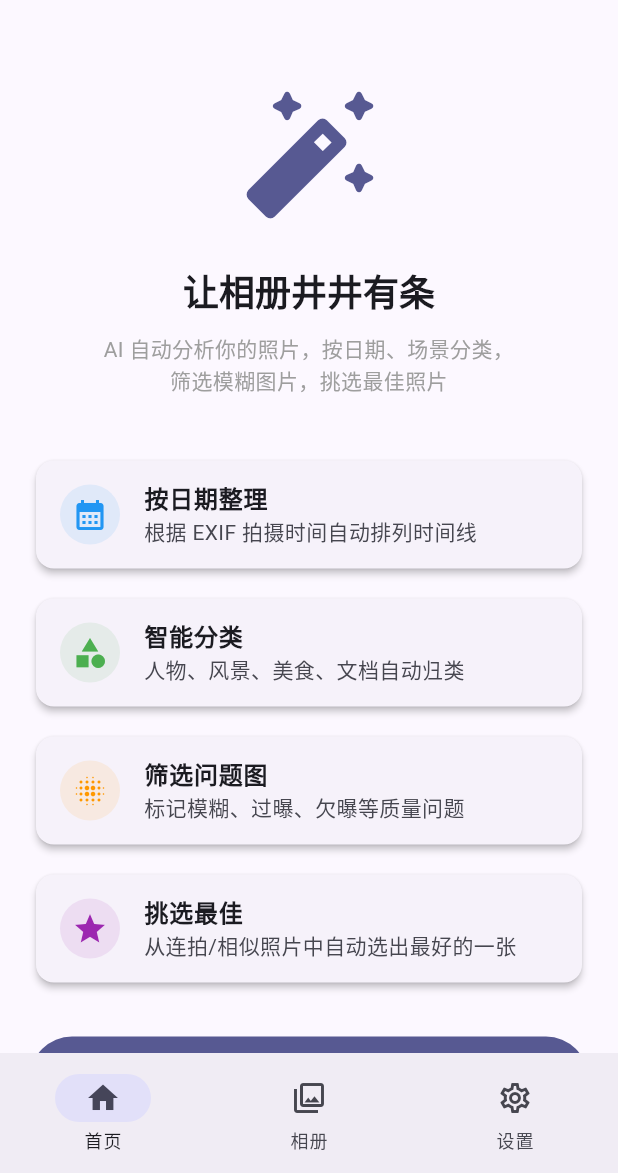
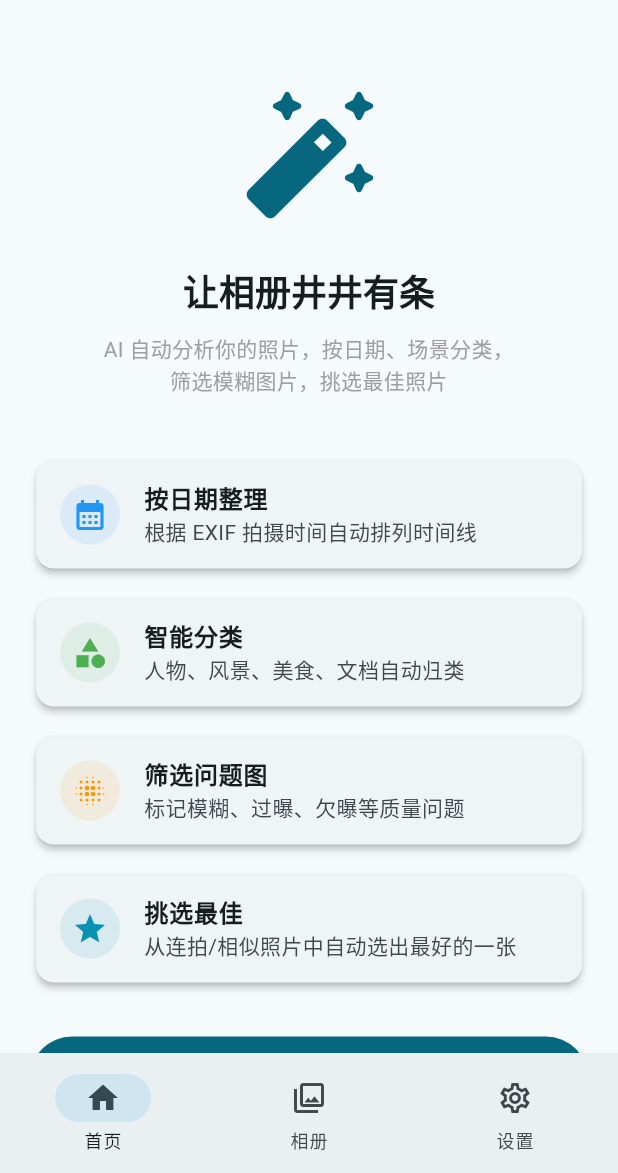
Before and after one commit to 11haonb/SmartPhoto, a Flutter app: the HomeScreen screen opened by its route, on a phone screen of 412 x 824 dp, the part 63-1236 px from its top. Run offline on Flutter 3.47's test engine with Material 3 defaults, Android fonts, the phone set to English and light mode, and no system bars; our stand-ins replace cached_network_image, dio, flutter_secure_storage, go_router, image_picker, pin_code_fields; accounts and stored records are empty.

Commit message:
style: unify mint theme (Scheme C) across all assets
- docs/assets/banner.svg: replace purple gradient (#667eea→#764ba2)
  with cyan-mint (#06b6d4→#0e7490)

- flutter/utils/theme.dart: replace indigo/purple seed colors
  (0xFF6366F1, 0xFF8B5CF6) with cyan-mint (0xFF0891B2, 0xFF0E7490)

- flutter/screens: replace Colors.purple with Color(0xFF0891B2)
  in home_screen, settings_screen, results_screen, photo_detail_screen

All UI surfaces now share the same Scheme C palette.

```diff
--- a/photo-organizer-flutter/lib/screens/home_screen.dart
+++ b/photo-organizer-flutter/lib/screens/home_screen.dart
@@ -65,7 +65,7 @@ class HomeScreen extends StatelessWidget {
               icon: Icons.star,
               title: '挑选最佳',
               description: '从连拍/相似照片中自动选出最好的一张',
-              color: Colors.purple,
+              color: const Color(0xFF0891B2),
             ),
             const SizedBox(height: 32),
             FilledButton.icon(
--- a/photo-organizer-flutter/lib/screens/photo_detail_screen.dart
+++ b/photo-organizer-flutter/lib/screens/photo_detail_screen.dart
@@ -136,7 +136,7 @@ class _PhotoDetailScreenState extends State<PhotoDetailScreen> {
                     if (analysis.isUnderexposed)
                       const QualityBadge(label: '欠曝', color: Colors.blue),
                     if (analysis.isScreenshot)
-                      const QualityBadge(label: '截图', color: Colors.purple),
+                      const QualityBadge(label: '截图', color: const Color(0xFF0891B2)),
                   ],
                 ),
               ),
--- a/photo-organizer-flutter/lib/screens/results_screen.dart
+++ b/photo-organizer-flutter/lib/screens/results_screen.dart
@@ -188,7 +188,7 @@ class _ResultsScreenState extends State<ResultsScreen>
                 if (detail.analysis?.isUnderexposed == true)
                   const QualityBadge(label: '欠曝', color: Colors.blue),
                 if (detail.analysis?.isScreenshot == true)
-                  const QualityBadge(label: '截图', color: Colors.purple),
+                  const QualityBadge(label: '截图', color: const Color(0xFF0891B2)),
               ],
             ),
             onTap: () => context.go('/photo/${detail.photo.id}'),
--- a/photo-organizer-flutter/lib/screens/settings_screen.dart
+++ b/photo-organizer-flutter/lib/screens/settings_screen.dart
@@ -224,7 +224,7 @@ class _SettingsScreenState extends State<SettingsScreen> {
   Color _accuracyColor(String accuracy) {
     switch (accuracy) {
       case '最高':
-        return Colors.purple;
+        return const Color(0xFF0891B2);
       case '高':
         return Colors.blue;
       case '中等':
--- a/photo-organizer-flutter/lib/utils/theme.dart
+++ b/photo-organizer-flutter/lib/utils/theme.dart
@@ -1,8 +1,8 @@
 import 'package:flutter/material.dart';
 
 class AppTheme {
-  static const _primaryColor = Color(0xFF6366F1);
-  static const _secondaryColor = Color(0xFF8B5CF6);
+  static const _primaryColor = Color(0xFF0891B2);
+  static const _secondaryColor = Color(0xFF0E7490);
 
   static ThemeData get lightTheme {
     return ThemeData(
```
Also changed, not shown: docs/assets/banner.svg.
